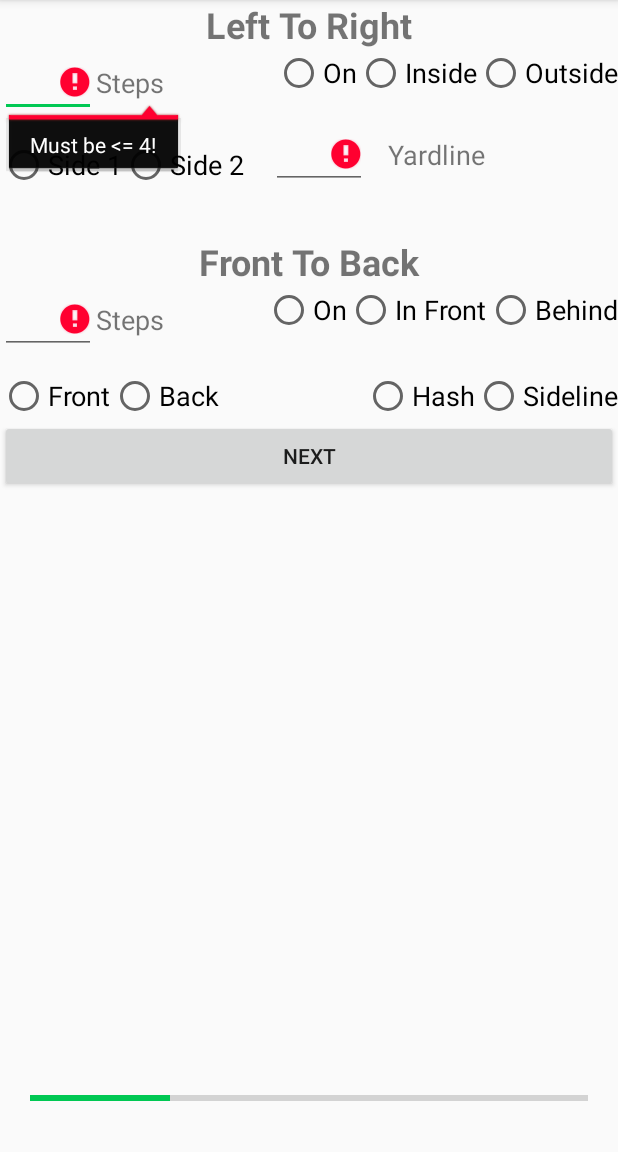
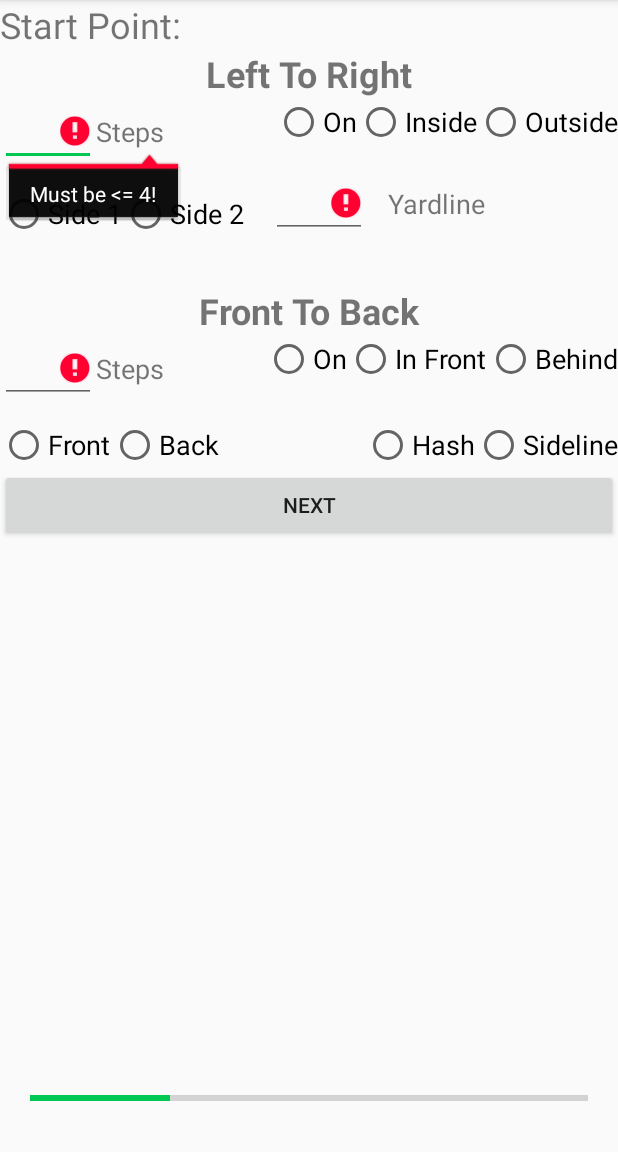
Before and after one commit to youdoof/MarchingBuddy, an Android app: the screen it shows after launch (MainActivity), after a tap on "NEXT", on a phone screen of 412 x 824 dp, the part 84-1236 px from its top. Run offline under Robolectric (Android 15) with nearby library versions, the phone set to English and light mode, and no system bars.

Commit message:
Inspection Changes 3/29/17
Ran inspections on java code. Made changes to make the IDE happy. Feels good! Added Start and End identifiers to startfragment and endfragment.

```diff
--- a/app/src/main/AndroidManifest.xml
+++ b/app/src/main/AndroidManifest.xml
@@ -19,7 +19,8 @@
         </activity>
         <activity
             android:name=".SettingsActivity"
-            android:parentActivityName=".MainActivity">
+            android:parentActivityName=".MainActivity"
+            android:screenOrientation="portrait">
 
         </activity>
     </application>
--- a/app/src/main/java/edu/truman/amb1664/marchingbuddy/ResultFragment.java
+++ b/app/src/main/java/edu/truman/amb1664/marchingbuddy/ResultFragment.java
@@ -14,7 +14,6 @@ import android.widget.TextView;
  */
 
 public class ResultFragment extends Fragment implements View.OnClickListener {
-    private TextView display;
 
     @Nullable
     @Override
@@ -22,7 +21,7 @@ public class ResultFragment extends Fragment implements View.OnClickListener {
         View v = inflater.inflate(R.layout.result_fragment, container, false);
         Button b = (Button) v.findViewById(R.id.buttonFindNext);
         Button b2 = (Button) v.findViewById(R.id.buttonUseEnd);
-        display = (TextView) v.findViewById(R.id.textDisplay);
+        TextView display = (TextView) v.findViewById(R.id.textDisplay);
         int fieldType = ((MainActivity) getActivity()).readFieldType();
         int hashType = ((MainActivity) getActivity()).readHashType();
         int sideType = ((MainActivity) getActivity()).readSideType();
--- a/app/src/main/java/edu/truman/amb1664/marchingbuddy/ReviewFragment.java
+++ b/app/src/main/java/edu/truman/amb1664/marchingbuddy/ReviewFragment.java
@@ -17,7 +17,6 @@ import static java.lang.Integer.parseInt;
  */
 
 public class ReviewFragment extends Fragment implements View.OnClickListener {
-    private TextView review;
     private EditText countText;
     private int counts;
 
@@ -25,7 +24,7 @@ public class ReviewFragment extends Fragment implements View.OnClickListener {
     @Override
     public View onCreateView(LayoutInflater inflater, @Nullable ViewGroup container, @Nullable Bundle savedInstanceState) {
         View v = inflater.inflate(R.layout.review_fragment, container, false);
-        review = (TextView) v.findViewById(R.id.textPreview);
+        TextView review = (TextView) v.findViewById(R.id.textPreview);
         countText = (EditText) v.findViewById(R.id.editCounts);
         int fieldType = ((MainActivity) getActivity()).readFieldType();
         int hashType = ((MainActivity) getActivity()).readHashType();
--- a/app/src/main/java/edu/truman/amb1664/marchingbuddy/StartFragment.java
+++ b/app/src/main/java/edu/truman/amb1664/marchingbuddy/StartFragment.java
@@ -21,13 +21,9 @@ import static edu.truman.amb1664.marchingbuddy.Midset.inputLR;
 public class StartFragment extends Fragment implements View.OnClickListener {
     // Left to Right variables
     private double steps1;
-    private int IO1;
-    private int side1;
     private int yardline1;
     // Front to Back variables
     private double y1;
-    private int OBF1;
-    private int HS1;
     private EditText yardline;
     private EditText stepsfb;
     private EditText stepslr;
@@ -104,6 +100,7 @@ public class StartFragment extends Fragment implements View.OnClickListener {
 
         // On or Inside or Outside
         //cont = getIO(IO2, cont);
+        int IO1;
         if (on.isChecked())
             IO1 = 0;
         else if (in.isChecked())
@@ -117,6 +114,7 @@ public class StartFragment extends Fragment implements View.OnClickListener {
 
         // Side 1 or Side 2
         //cont = getSide(side2, cont);
+        int side1;
         if (s1.isChecked())
             side1 = 0;
         else if (s2.isChecked())
@@ -152,6 +150,7 @@ public class StartFragment extends Fragment implements View.OnClickListener {
 
         // OBF1
         //cont = getOBF(OBF2, cont);
+        int OBF1;
         if (onhash.isChecked())
             OBF1 = 0;
         else if (infront.isChecked())
@@ -165,6 +164,7 @@ public class StartFragment extends Fragment implements View.OnClickListener {
 
         // HS1
         //cont = getHS(HS2, cont);
+        int HS1;
         if (front.isChecked() && sideline.isChecked())
             HS1 = 0;
         else if (front.isChecked() && hash.isChecked())
--- a/app/src/main/res/layout/activity_main.xml
+++ b/app/src/main/res/layout/activity_main.xml
@@ -1,6 +1,5 @@
 <?xml version="1.0" encoding="utf-8"?>
 <FrameLayout xmlns:android="http://schemas.android.com/apk/res/android"
-    xmlns:app="http://schemas.android.com/apk/res-auto"
     xmlns:tools="http://schemas.android.com/tools"
     android:id="@+id/fragment_container"
     android:layout_width="match_parent"
--- a/app/src/main/res/layout/activity_settings.xml
+++ b/app/src/main/res/layout/activity_settings.xml
@@ -1,6 +1,7 @@
 <?xml version="1.0" encoding="utf-8"?>
 <LinearLayout xmlns:android="http://schemas.android.com/apk/res/android"
-    android:orientation="vertical" android:layout_width="match_parent"
-    android:layout_height="match_parent">
+    android:layout_width="match_parent"
+    android:layout_height="match_parent"
+    android:orientation="vertical">
 
 </LinearLayout>
--- a/app/src/main/res/layout/start_fragment.xml
+++ b/app/src/main/res/layout/start_fragment.xml
@@ -7,12 +7,24 @@
     tools:context=".StartFragment">
 
     <TextView
+        android:id="@+id/textStartPoint"
+        android:layout_width="match_parent"
+        android:layout_height="wrap_content"
+        android:layout_alignParentLeft="true"
+        android:layout_alignParentStart="true"
+        android:layout_alignParentTop="true"
+        android:layout_gravity="start"
+        android:text="@string/start_point"
+        android:textAlignment="textStart"
+        android:textSize="24sp" />
+
+    <TextView
         android:id="@+id/textLeftToRight"
         android:layout_width="match_parent"
         android:layout_height="wrap_content"
         android:layout_alignParentLeft="true"
         android:layout_alignParentStart="true"
-        android:layout_alignParentTop="true"
+        android:layout_below="@+id/textStartPoint"
         android:layout_centerInParent="false"
         android:text="@string/left_to_right"
         android:textAlignment="center"
--- a/app/src/main/res/menu/main_menu.xml
+++ b/app/src/main/res/menu/main_menu.xml
@@ -6,6 +6,6 @@
 
     <item
         android:id="@+id/settings"
-        android:title="Settings"
+        android:title="@string/settings"
         app:showAsAction="never" />
 </menu>
--- a/app/src/main/res/values/strings.xml
+++ b/app/src/main/res/values/strings.xml
@@ -26,7 +26,9 @@
     <string name="find_next">Find Next</string>
     <string name="find_next_using_end_as_start">Find Next Using End</string>
     <string name="result">Result</string>
-    <string name="initial_set">Initial Set</string>
+    <string name="start_point">Start Point:</string>
+    <string name="end_point">End Point:</string>
+    <string name="settings">Settings</string>
 
     <!-- Strings related to Settings -->
 
```
Also changed, not shown: app/src/main/java/edu/truman/amb1664/marchingbuddy/EndFragment.java (+4 -4 lines), app/src/main/res/layout/end_fragment.xml (+13 -1 lines).
